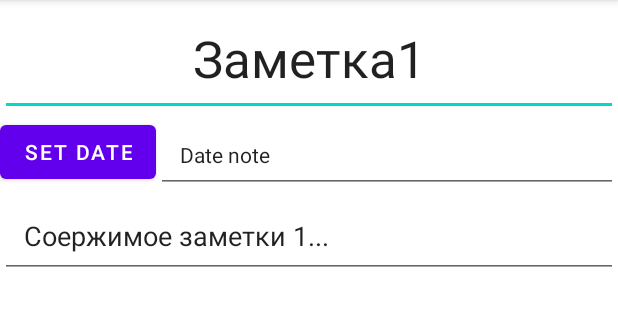
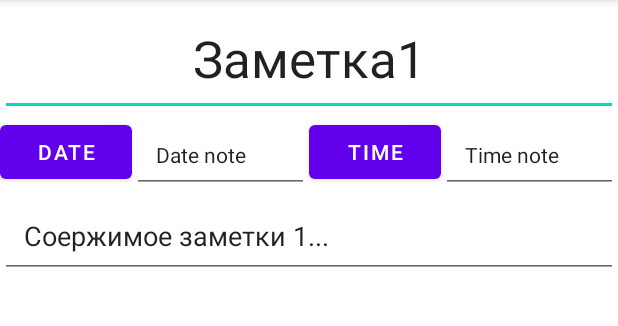
Before and after one commit to EvgenyaVezel/AnAndroidNotes, an Android app: the screen it shows after launch (NoteContentActivity), after a tap on "Заметка1", on a phone screen of 412 x 824 dp, the part 84-410 px from its top. Run offline under Robolectric (Android 15) with nearby library versions, the phone set to English and light mode, and no system bars.

Commit message:
add TimePicker

```diff
--- a/app/src/main/java/com/example/myapplication/domain/Note.java
+++ b/app/src/main/java/com/example/myapplication/domain/Note.java
@@ -3,13 +3,14 @@ package com.example.myapplication.domain;
 import android.os.Parcel;
 import android.os.Parcelable;
 
+import java.util.Calendar;
 import java.util.Date;
 
 
 
 public class Note implements Parcelable {
 
-
+    private Calendar calendar = Calendar.getInstance();
     private String  head;
     private Date date;
     private String  content;
@@ -19,9 +20,9 @@ public class Note implements Parcelable {
         this.head = head;
         this.date = date;
         this.content = content;
+        calendar.setTime(date);
 
     }
-
 
 
     protected Note(Parcel in) {
@@ -53,6 +54,9 @@ public class Note implements Parcelable {
         this.date = date;
     }
 
+    public Calendar getCalendar() {
+        return calendar;
+    }
 
     public void setHead(String head) {
         this.head = head;
--- a/app/src/main/java/com/example/myapplication/ui/details/NoteContentFragment.java
+++ b/app/src/main/java/com/example/myapplication/ui/details/NoteContentFragment.java
@@ -28,7 +28,8 @@ import java.util.Locale;
 
 public class NoteContentFragment extends Fragment {
     private static final String KEY_NOTE = "KEY_NOTE";
-    final Calendar calendar = Calendar.getInstance();
+
+
     public static NoteContentFragment getInstance(Note note) {
         NoteContentFragment fragment = new NoteContentFragment();
 
@@ -47,27 +48,51 @@ public class NoteContentFragment extends Fragment {
     public void onViewCreated(@NonNull View view, @Nullable Bundle savedInstanceState) {
         super.onViewCreated(view, savedInstanceState);
 
+        Note note = getArguments().getParcelable(KEY_NOTE);
+
+        Calendar calendar = note.getCalendar();
         int cYear = calendar.get(Calendar.YEAR);
         int cMonth = calendar.get(Calendar.MONTH);
         int cDayOfMonth = calendar.get(Calendar.DAY_OF_MONTH);
 
+        int cHourOfDay = calendar.get(Calendar.HOUR_OF_DAY);
+        int cMinute = calendar.get(Calendar.MINUTE);
+
         EditText headNote = view.findViewById(R.id.content_note_head);
         EditText contentNote = view.findViewById(R.id.note_content);
         EditText dateView = view.findViewById(R.id.edit_text_date);
+        EditText timeView = view.findViewById(R.id.edit_text_time);
         Button bntDate = view.findViewById(R.id.btn_date);
-               Note note = getArguments().getParcelable(KEY_NOTE);
+        Button btnText = view.findViewById(R.id.btn_time);
+
 
         bntDate.setOnClickListener(new View.OnClickListener() {
 
             @Override
             public void onClick(View v) {
-              DatePickerDialog datePickerDialog = new DatePickerDialog(requireContext(), (view1, year, month, dayOfMonth) -> {
-                  calendar.set(year, month, dayOfMonth);
-                  note.setDate(calendar.getTime());
+                DatePickerDialog datePickerDialog = new DatePickerDialog(requireContext(), (view1, year, month, dayOfMonth) -> {
+                    String formatDate = "dd.MM.yyyy";
+                    calendar.set(year, month, dayOfMonth);
+                    note.setDate(calendar.getTime());
 
-                 updateDateText(dateView);
-              }, cYear, cMonth, cDayOfMonth);
-              datePickerDialog.show();
+                    updateDateText(dateView, calendar, formatDate);
+                }, cYear, cMonth, cDayOfMonth);
+                datePickerDialog.show();
+            }
+        });
+
+        btnText.setOnClickListener(new View.OnClickListener() {
+
+            @Override
+            public void onClick(View v) {
+                TimePickerDialog timePickerDialog = new TimePickerDialog(requireContext(), (TimePickerDialog.OnTimeSetListener) (view12, hourOfDay, minute) -> {
+                    calendar.set(hourOfDay, minute);
+                    String formatTime = "hh:mm";
+                    note.setDate(calendar.getTime());
+                    updateDateText(timeView, calendar,formatTime );
+                    },  cHourOfDay, cMinute, false);
+
+                 timePickerDialog.show();
             }
         });
 
@@ -76,11 +101,13 @@ public class NoteContentFragment extends Fragment {
         contentNote.setText(note.getContent());
 
     }
-    private void updateDateText(EditText dateView){
-        String formatDate = "dd.MM.yyyy";
+
+    private void updateDateText(EditText dateView, Calendar calendar, String formatDate) {
+
         SimpleDateFormat simpleDateFormat = new SimpleDateFormat(formatDate, Locale.getDefault());
 
         dateView.setText(simpleDateFormat.format(calendar.getTime()));
     }
 
+
 }
--- a/app/src/main/res/layout/fragment_note_content.xml
+++ b/app/src/main/res/layout/fragment_note_content.xml
@@ -27,18 +27,41 @@
         app:layout_constraintStart_toStartOf="parent"
         app:layout_constraintTop_toBottomOf="@id/content_note_head" />
 
+    <Button
+        android:id="@+id/btn_time"
+        android:layout_width="wrap_content"
+        android:layout_height="wrap_content"
+        android:text="@string/btn_time"
+        app:layout_constraintTop_toBottomOf="@id/content_note_head"
+        app:layout_constraintStart_toEndOf="@id/edit_text_date"
+        app:layout_constraintEnd_toStartOf="@id/edit_text_time"
+        />
+
+    <EditText
+        android:id="@+id/edit_text_time"
+        android:layout_width="0dp"
+        android:layout_height="wrap_content"
+        android:focusable="false"
+        android:inputType="date"
+        android:padding="@dimen/view_padding"
+        android:text="@string/text_note"
+        android:textAppearance="@style/TextAppearance.AppCompat.Small"
+        app:layout_constraintStart_toEndOf="@id/btn_time"
+        app:layout_constraintEnd_toEndOf="parent"
+        app:layout_constraintTop_toBottomOf="@id/content_note_head" />
+
     <EditText
         android:id="@+id/edit_text_date"
         android:layout_width="0dp"
         android:layout_height="wrap_content"
         android:focusable="false"
         android:inputType="date"
+        android:textAppearance="@style/TextAppearance.AppCompat.Small"
         android:padding="@dimen/view_padding"
         android:text="@string/date_note"
-        android:textAppearance="@style/TextAppearance.AppCompat.Small"
-        app:layout_constraintEnd_toEndOf="parent"
+        app:layout_constraintEnd_toStartOf="@id/btn_time"
+        app:layout_constraintStart_toEndOf="@id/btn_date"
 
-        app:layout_constraintStart_toEndOf="@id/btn_date"
         app:layout_constraintTop_toBottomOf="@id/content_note_head" />
 
     <EditText
--- a/app/src/main/res/values/dimens.xml
+++ b/app/src/main/res/values/dimens.xml
@@ -1,4 +1,5 @@
 <?xml version="1.0" encoding="utf-8"?>
 <resources>
     <dimen name="view_padding">16dp</dimen>
+
 </resources>
--- a/app/src/main/res/values/strings.xml
+++ b/app/src/main/res/values/strings.xml
@@ -7,8 +7,8 @@
     <string name="content_note2"> содержимое заметки 2</string>
     <string name="content_note3"> содержимое заметки 3</string>
     <string name="date_note">Date note</string>
-    <string name="btn_date">set date</string>
-    <string name="btn_time">set time</string>
+    <string name="btn_date">date</string>
+    <string name="btn_time">time</string>
     <string name="text_note">Time note</string>
 
 </resources>
```
